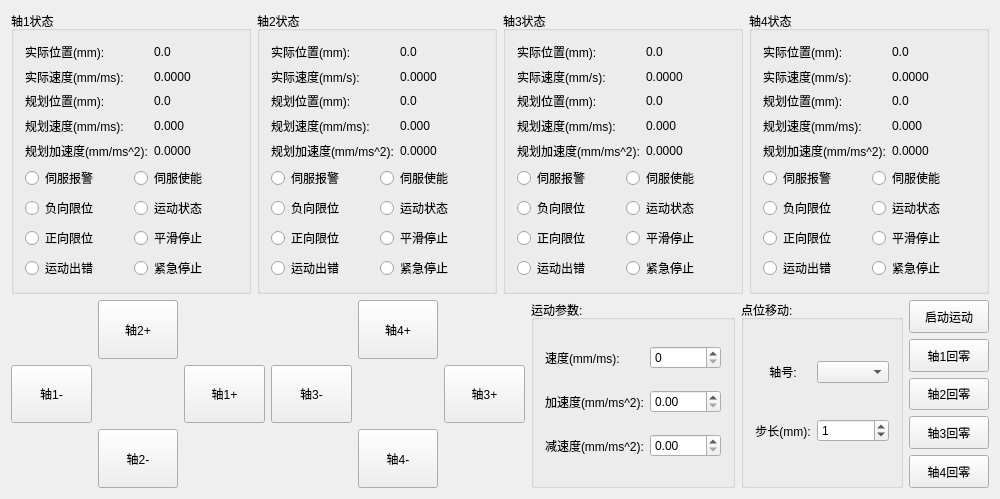
The window that GTSSimpleController/Widget/MasterControlWidget.ui (whisper512/GTS) describes before a commit, drawn with Qt 5.
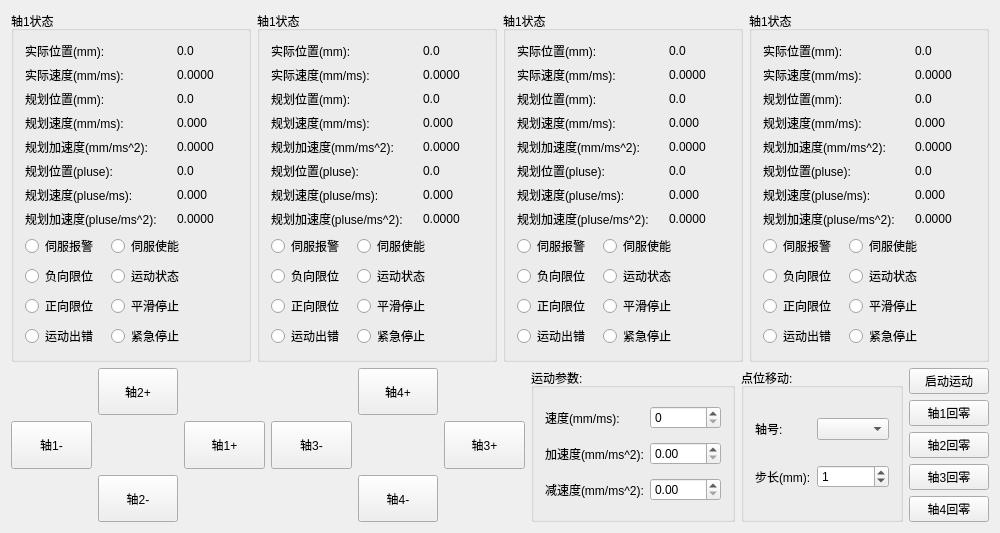
The same window after the commit.

Patch:
```diff
--- a/GTSSimpleController/Widget/MasterControlWidget.ui
+++ b/GTSSimpleController/Widget/MasterControlWidget.ui
@@ -13,7 +13,7 @@
   <property name="windowTitle">
    <string>CMasterControlWidget</string>
   </property>
-  <layout class="QVBoxLayout" name="verticalLayout_3" stretch="3,2">
+  <layout class="QVBoxLayout" name="verticalLayout" stretch="2,1">
    <item>
     <layout class="QHBoxLayout" name="horizontalLayout_2">
      <item>
@@ -21,37 +21,35 @@
        <property name="title">
         <string>轴1状态</string>
        </property>
-       <layout class="QVBoxLayout" name="verticalLayout" stretch="7,3">
-        <item>
          <layout class="QGridLayout" name="gridLayout">
-          <item row="2" column="1">
-           <widget class="QLabel" name="label_tgtPosData1">
+        <item row="0" column="0">
+         <widget class="QLabel" name="label_actPos1">
             <property name="text">
-             <string>0.0</string>
+           <string>实际位置(mm):</string>
             </property>
            </widget>
           </item>
-          <item row="0" column="1">
+        <item row="0" column="2">
            <widget class="QLabel" name="label_actPosData1">
             <property name="text">
              <string>0.0</string>
             </property>
            </widget>
           </item>
-          <item row="1" column="1">
+        <item row="1" column="0" colspan="2">
+         <widget class="QLabel" name="label_actVel1">
+          <property name="text">
+           <string>实际速度(mm/ms):</string>
+          </property>
+         </widget>
+        </item>
+        <item row="1" column="2">
            <widget class="QLabel" name="label_actVelData1">
             <property name="text">
              <string>0.0000</string>
             </property>
            </widget>
           </item>
-          <item row="4" column="1">
-           <widget class="QLabel" name="label_tgtAccData1">
-            <property name="text">
-             <string>0.0000</string>
-            </property>
-           </widget>
-          </item>
           <item row="2" column="0">
            <widget class="QLabel" name="label_tgtPos1">
             <property name="text">
@@ -59,95 +57,133 @@
             </property>
            </widget>
           </item>
-          <item row="3" column="0">
+        <item row="2" column="2">
+         <widget class="QLabel" name="label_tgtPosData1">
+          <property name="text">
+           <string>0.0</string>
+          </property>
+         </widget>
+        </item>
+        <item row="3" column="0" colspan="2">
            <widget class="QLabel" name="label_tgtVel1">
             <property name="text">
              <string>规划速度(mm/ms):</string>
             </property>
            </widget>
           </item>
-          <item row="0" column="0">
-           <widget class="QLabel" name="label_actPos1">
-            <property name="text">
-             <string>实际位置(mm):</string>
-            </property>
-           </widget>
-          </item>
-          <item row="4" column="0">
-           <widget class="QLabel" name="label_tgtAcc1">
-            <property name="text">
-             <string>规划加速度(mm/ms^2):</string>
-            </property>
-           </widget>
-          </item>
-          <item row="3" column="1">
+        <item row="3" column="2">
            <widget class="QLabel" name="label_tgtVelData1">
             <property name="text">
              <string>0.000</string>
             </property>
            </widget>
           </item>
-          <item row="1" column="0">
-           <widget class="QLabel" name="label_actVel1">
+        <item row="4" column="0" colspan="2">
+         <widget class="QLabel" name="label_tgtAcc1">
             <property name="text">
-             <string>实际速度(mm/ms):</string>
+           <string>规划加速度(mm/ms^2):</string>
             </property>
            </widget>
           </item>
-         </layout>
+        <item row="4" column="2">
+         <widget class="QLabel" name="label_tgtAccData1">
+          <property name="text">
+           <string>0.0000</string>
+          </property>
+         </widget>
         </item>
-        <item>
-         <layout class="QGridLayout" name="gridLayout_3">
-          <item row="0" column="0">
+        <item row="5" column="0" colspan="2">
+         <widget class="QLabel" name="label_tgtPosPluse1">
+          <property name="text">
+           <string>规划位置(pluse):</string>
+          </property>
+         </widget>
+        </item>
+        <item row="5" column="2">
+         <widget class="QLabel" name="label_tgtPosDataPluse1">
+          <property name="text">
+           <string>0.0</string>
+          </property>
+         </widget>
+        </item>
+        <item row="6" column="0" colspan="2">
+         <widget class="QLabel" name="label_tgtVelPluse1">
+          <property name="text">
+           <string>规划速度(pluse/ms):</string>
+          </property>
+         </widget>
+        </item>
+        <item row="6" column="2">
+         <widget class="QLabel" name="label_tgtVelDataPluse1">
+          <property name="text">
+           <string>0.000</string>
+          </property>
+         </widget>
+        </item>
+        <item row="7" column="0" colspan="2">
+         <widget class="QLabel" name="label_tgtAccPluse1">
+          <property name="text">
+           <string>规划加速度(pluse/ms^2):</string>
+          </property>
+         </widget>
+        </item>
+        <item row="7" column="2">
+         <widget class="QLabel" name="label_tgtAccDataPluse1">
+          <property name="text">
+           <string>0.0000</string>
+          </property>
+         </widget>
+        </item>
+        <item row="8" column="0">
            <widget class="QRadioButton" name="radioButton_sevorAlarm1">
             <property name="text">
              <string>伺服报警</string>
             </property>
            </widget>
           </item>
-          <item row="0" column="1">
+        <item row="8" column="1" colspan="2">
            <widget class="QRadioButton" name="radioButton_servoEnable1">
             <property name="text">
              <string>伺服使能</string>
             </property>
            </widget>
           </item>
-          <item row="1" column="0">
+        <item row="9" column="0">
            <widget class="QRadioButton" name="radioButton_nLimit1">
             <property name="text">
              <string>负向限位</string>
             </property>
            </widget>
           </item>
-          <item row="1" column="1">
+        <item row="9" column="1" colspan="2">
            <widget class="QRadioButton" name="radioButton_motionSts1">
             <property name="text">
              <string>运动状态</string>
             </property>
            </widget>
           </item>
-          <item row="2" column="0">
+        <item row="10" column="0">
            <widget class="QRadioButton" name="radioButton_pLimit1">
             <property name="text">
              <string>正向限位</string>
             </property>
            </widget>
           </item>
-          <item row="2" column="1">
+        <item row="10" column="1" colspan="2">
            <widget class="QRadioButton" name="radioButton_smoothStop1">
             <property name="text">
              <string>平滑停止</string>
             </property>
            </widget>
           </item>
-          <item row="3" column="0">
+        <item row="11" column="0">
            <widget class="QRadioButton" name="radioButton_motionErr1">
             <property name="text">
              <string>运动出错</string>
             </property>
            </widget>
           </item>
-          <item row="3" column="1">
+        <item row="11" column="1" colspan="2">
            <widget class="QRadioButton" name="radioButton_eStop1">
             <property name="text">
              <string>紧急停止</string>
@@ -155,142 +191,176 @@
            </widget>
           </item>
          </layout>
-        </item>
-       </layout>
       </widget>
      </item>
      <item>
       <widget class="QGroupBox" name="groupBox_AxisState2">
        <property name="title">
-        <string>轴2状态</string>
+        <string>轴1状态</string>
        </property>
-       <layout class="QVBoxLayout" name="verticalLayout_5" stretch="7,3">
-        <item>
-         <layout class="QGridLayout" name="gridLayout_4">
-          <item row="0" column="1">
+       <layout class="QGridLayout" name="gridLayout_3">
+        <item row="0" column="0">
+         <widget class="QLabel" name="label_actPos2">
+          <property name="text">
+           <string>实际位置(mm):</string>
+          </property>
+         </widget>
+        </item>
+        <item row="0" column="2">
            <widget class="QLabel" name="label_actPosData2">
             <property name="text">
              <string>0.0</string>
             </property>
            </widget>
           </item>
-          <item row="3" column="0">
+        <item row="1" column="0" colspan="2">
+         <widget class="QLabel" name="label_actVel2">
+          <property name="text">
+           <string>实际速度(mm/ms):</string>
+          </property>
+         </widget>
+        </item>
+        <item row="1" column="2">
+         <widget class="QLabel" name="label_actVelData2">
+          <property name="text">
+           <string>0.0000</string>
+          </property>
+         </widget>
+        </item>
+        <item row="2" column="0">
+         <widget class="QLabel" name="label_tgtPos12">
+          <property name="text">
+           <string>规划位置(mm):</string>
+          </property>
+         </widget>
+        </item>
+        <item row="2" column="2">
+         <widget class="QLabel" name="label_tgtPosData2">
+          <property name="text">
+           <string>0.0</string>
+          </property>
+         </widget>
+        </item>
+        <item row="3" column="0" colspan="2">
            <widget class="QLabel" name="label_tgtVel2">
             <property name="text">
              <string>规划速度(mm/ms):</string>
             </property>
            </widget>
           </item>
-          <item row="3" column="1">
+        <item row="3" column="2">
            <widget class="QLabel" name="label_tgtVelData2">
             <property name="text">
              <string>0.000</string>
             </property>
            </widget>
           </item>
-          <item row="1" column="1">
-           <widget class="QLabel" name="label_actVelData2">
-            <property name="text">
-             <string>0.0000</string>
-            </property>
-           </widget>
-          </item>
-          <item row="4" column="0">
+        <item row="4" column="0" colspan="2">
            <widget class="QLabel" name="label_tgtAcc2">
             <property name="text">
              <string>规划加速度(mm/ms^2):</string>
             </property>
            </widget>
           </item>
-          <item row="2" column="0">
-           <widget class="QLabel" name="label_tgtPos2">
-            <property name="text">
-             <string>规划位置(mm):</string>
-            </property>
-           </widget>
-          </item>
-          <item row="0" column="0">
-           <widget class="QLabel" name="label_actPos2">
-            <property name="text">
-             <string>实际位置(mm):</string>
-            </property>
-           </widget>
-          </item>
-          <item row="2" column="1">
-           <widget class="QLabel" name="label_tgtPosData2">
-            <property name="text">
-             <string>0.0</string>
-            </property>
-           </widget>
-          </item>
-          <item row="1" column="0">
-           <widget class="QLabel" name="label_actVel2">
-            <property name="text">
-             <string>实际速度(mm/s):</string>
-            </property>
-           </widget>
-          </item>
-          <item row="4" column="1">
+        <item row="4" column="2">
            <widget class="QLabel" name="label_tgtAccData2">
             <property name="text">
              <string>0.0000</string>
             </property>
            </widget>
           </item>
-         </layout>
+        <item row="5" column="0" colspan="2">
+         <widget class="QLabel" name="label_tgtPosPluse2">
+          <property name="text">
+           <string>规划位置(pluse):</string>
+          </property>
+         </widget>
         </item>
-        <item>
-         <layout class="QGridLayout" name="gridLayout_6">
-          <item row="0" column="0">
+        <item row="5" column="2">
+         <widget class="QLabel" name="label_tgtPosDataPluse2">
+          <property name="text">
+           <string>0.0</string>
+          </property>
+         </widget>
+        </item>
+        <item row="6" column="0" colspan="2">
+         <widget class="QLabel" name="label_tgtVelPluse2">
+          <property name="text">
+           <string>规划速度(pluse/ms):</string>
+          </property>
+         </widget>
+        </item>
+        <item row="6" column="2">
+         <widget class="QLabel" name="label_tgtVelDataPluse2">
+          <property name="text">
+           <string>0.000</string>
+          </property>
+         </widget>
+        </item>
+        <item row="7" column="0" colspan="2">
+         <widget class="QLabel" name="label_tgtAccPluse2">
+          <property name="text">
+           <string>规划加速度(pluse/ms^2):</string>
+          </property>
+         </widget>
+        </item>
+        <item row="7" column="2">
+         <widget class="QLabel" name="label_tgtAccDataPluse2">
+          <property name="text">
+           <string>0.0000</string>
+          </property>
+         </widget>
+        </item>
+        <item row="8" column="0">
            <widget class="QRadioButton" name="radioButton_sevorAlarm2">
             <property name="text">
              <string>伺服报警</string>
             </property>
            </widget>
           </item>
-          <item row="0" column="1">
+        <item row="8" column="1" colspan="2">
            <widget class="QRadioButton" name="radioButton_servoEnable2">
             <property name="text">
              <string>伺服使能</string>
             </property>
            </widget>
           </item>
-          <item row="1" column="0">
+        <item row="9" column="0">
            <widget class="QRadioButton" name="radioButton_nLimit2">
             <property name="text">
              <string>负向限位</string>
             </property>
            </widget>
           </item>
-          <item row="1" column="1">
+        <item row="9" column="1" colspan="2">
            <widget class="QRadioButton" name="radioButton_motionSts2">
             <property name="text">
              <string>运动状态</string>
             </property>
            </widget>
           </item>
-          <item row="2" column="0">
+        <item row="10" column="0">
            <widget class="QRadioButton" name="radioButton_pLimit2">
             <property name="text">
              <string>正向限位</string>
             </property>
            </widget>
           </item>
-          <item row="2" column="1">
+        <item row="10" column="1" colspan="2">
            <widget class="QRadioButton" name="radioButton_smoothStop2">
             <property name="text">
              <string>平滑停止</string>
             </property>
            </widget>
           </item>
-          <item row="3" column="0">
+        <item row="11" column="0">
            <widget class="QRadioButton" name="radioButton_motionErr2">
             <property name="text">
              <string>运动出错</string>
             </property>
            </widget>
           </item>
-          <item row="3" column="1">
+        <item row="11" column="1" colspan="2">
            <widget class="QRadioButton" name="radioButton_eStop2">
             <property name="text">
              <string>紧急停止</string>
@@ -298,25 +368,14 @@
            </widget>
           </item>
          </layout>
-        </item>
-       </layout>
       </widget>
      </item>
      <item>
       <widget class="QGroupBox" name="groupBox_AxisState3">
        <property name="title">
-        <string>轴3状态</string>
+        <string>轴1状态</string>
        </property>
-       <layout class="QVBoxLayout" name="verticalLayout_6" stretch="7,3">
-        <item>
-         <layout class="QGridLayout" name="gridLayout_7">
-          <item row="2" column="0">
-           <widget class="QLabel" name="label_tgtPos3">
-            <property name="text">
-             <string>规划位置(mm):</string>
-            </property>
-           </widget>
-          </item>
+       <layout class="QGridLayout" name="gridLayout_4">
           <item row="0" column="0">
            <widget class="QLabel" name="label_actPos3">
             <property name="text">
@@ -324,116 +383,161 @@
             </property>
            </widget>
           </item>
-          <item row="3" column="1">
-           <widget class="QLabel" name="label_tgtVelData3">
+        <item row="0" column="2">
+         <widget class="QLabel" name="label_actPosData3">
             <property name="text">
-             <string>0.000</string>
+           <string>0.0</string>
             </property>
            </widget>
           </item>
-          <item row="1" column="1">
+        <item row="1" column="0" colspan="2">
+         <widget class="QLabel" name="label_actVel3">
+          <property name="text">
+           <string>实际速度(mm/ms):</string>
+          </property>
+         </widget>
+        </item>
+        <item row="1" column="2">
            <widget class="QLabel" name="label_actVelData3">
             <property name="text">
              <string>0.0000</string>
             </property>
            </widget>
           </item>
-          <item row="4" column="0">
+        <item row="2" column="0">
+         <widget class="QLabel" name="label_tgtPos3">
+          <property name="text">
+           <string>规划位置(mm):</string>
+          </property>
+         </widget>
+        </item>
+        <item row="2" column="2">
+         <widget class="QLabel" name="label_tgtPosData3">
+          <property name="text">
+           <string>0.0</string>
+          </property>
+         </widget>
+        </item>
+        <item row="3" column="0" colspan="2">
+         <widget class="QLabel" name="label_tgtVel3">
+          <property name="text">
+           <string>规划速度(mm/ms):</string>
+          </property>
+         </widget>
+        </item>
+        <item row="3" column="2">
+         <widget class="QLabel" name="label_tgtVelData3">
+          <property name="text">
+           <string>0.000</string>
+          </property>
+         </widget>
+        </item>
+        <item row="4" column="0" colspan="2">
            <widget class="QLabel" name="label_tgtAcc3">
             <property name="text">
              <string>规划加速度(mm/ms^2):</string>
             </property>
            </widget>
           </item>
-          <item row="4" column="1">
+        <item row="4" column="2">
            <widget class="QLabel" name="label_tgtAccData3">
             <property name="text">
              <string>0.0000</string>
             </property>
            </widget>
           </item>
-          <item row="3" column="0">
-           <widget class="QLabel" name="label_tgtVel3">
+        <item row="5" column="0" colspan="2">
+         <widget class="QLabel" name="label_tgtPosPluse3">
             <property name="text">
-             <string>规划速度(mm/ms):</string>
+           <string>规划位置(pluse):</string>
             </property>
            </widget>
           </item>
-          <item row="0" column="1">
-           <widget class="QLabel" name="label_actPosData3">
+        <item row="5" column="2">
+         <widget class="QLabel" name="label_tgtPosDataPluse3">
             <property name="text">
              <string>0.0</string>
             </property>
            </widget>
           </item>
-          <item row="2" column="1">
-           <widget class="QLabel" name="label_tgtPosData3">
+        <item row="6" column="0" colspan="2">
+         <widget class="QLabel" name="label_tgtVelPluse3">
             <property name="text">
-             <string>0.0</string>
+           <string>规划速度(pluse/ms):</string>
             </property>
            </widget>
           </item>
-          <item row="1" column="0">
-           <widget class="QLabel" name="label_actVel3">
+        <item row="6" column="2">
+         <widget class="QLabel" name="label_tgtVelDataPluse3">
             <property name="text">
-             <string>实际速度(mm/s):</string>
+           <string>0.000</string>
             </property>
            </widget>
           </item>
-         </layout>
+        <item row="7" column="0" colspan="2">
+         <widget class="QLabel" name="label_tgtAccPluse3">
+          <property name="text">
+           <string>规划加速度(pluse/ms^2):</string>
+          </property>
+         </widget>
         </item>
-        <item>
-         <layout class="QGridLayout" name="gridLayout_8">
-          <item row="0" column="0">
+        <item row="7" column="2">
+         <widget class="QLabel" name="label_tgtAccDataPluse3">
+          <property name="text">
+           <string>0.0000</string>
+          </property>
+         </widget>
+        </item>
+        <item row="8" column="0">
            <widget class="QRadioButton" name="radioButton_sevorAlarm3">
             <property name="text">
              <string>伺服报警</string>
             </property>
            </widget>
           </item>
-          <item row="0" column="1">
+        <item row="8" column="1" colspan="2">
            <widget class="QRadioButton" name="radioButton_servoEnable3">
             <property name="text">
              <string>伺服使能</string>
             </property>
            </widget>
           </item>
-          <item row="1" column="0">
+        <item row="9" column="0">
            <widget class="QRadioButton" name="radioButton_nLimit3">
             <property name="text">
              <string>负向限位</string>
             </property>
            </widget>
           </item>
-          <item row="1" column="1">
+        <item row="9" column="1" colspan="2">
            <widget class="QRadioButton" name="radioButton_motionSts3">
             <property name="text">
              <string>运动状态</string>
             </property>
            </widget>
           </item>
-          <item row="2" column="0">
+        <item row="10" column="0">
            <widget class="QRadioButton" name="radioButton_pLimit3">
             <property name="text">
              <string>正向限位</string>
             </property>
            </widget>
           </item>
-          <item row="2" column="1">
+        <item row="10" column="1" colspan="2">
            <widget class="QRadioButton" name="radioButton_smoothStop3">
             <property name="text">
              <string>平滑停止</string>
             </property>
            </widget>
           </item>
-          <item row="3" column="0">
+        <item row="11" column="0">
            <widget class="QRadioButton" name="radioButton_motionErr3">
             <property name="text">
              <string>运动出错</string>
             </property>
            </widget>
           </item>
-          <item row="3" column="1">
+        <item row="11" column="1" colspan="2">
            <widget class="QRadioButton" name="radioButton_eStop3">
             <property name="text">
              <string>紧急停止</string>
@@ -441,43 +545,39 @@
            </widget>
           </item>
          </layout>
-        </item>
-       </layout>
       </widget>
      </item>
      <item>
       <widget class="QGroupBox" name="groupBox_AxisState4">
        <property name="title">
-        <string>轴4状态</string>
+        <string>轴1状态</string>
        </property>
-       <layout class="QVBoxLayout" name="verticalLayout_7" stretch="7,3">
-        <item>
-         <layout class="QGridLayout" name="gridLayout_10">
-          <item row="1" column="1">
-           <widget class="QLabel" name="label_actVelData4">
+       <layout class="QGridLayout" name="gridLayout_6">
+        <item row="0" column="0">
+         <widget class="QLabel" name="label_actPos4">
             <property name="text">
-             <string>0.0000</string>
+           <string>实际位置(mm):</string>
             </property>
            </widget>
           </item>
-          <item row="4" column="0">
-           <widget class="QLabel" name="label_tgtAcc4">
+        <item row="0" column="2">
+         <widget class="QLabel" name="label_actPosData4">
             <property name="text">
-             <string>规划加速度(mm/ms^2):</string>
+           <string>0.0</string>
             </property>
            </widget>
           </item>
-          <item row="3" column="1">
-           <widget class="QLabel" name="label_tgtVelData4">
-            <property name="text">
-             <string>0.000</string>
-            </property>
-           </widget>
-          </item>
-          <item row="1" column="0">
+        <item row="1" column="0" colspan="2">
            <widget class="QLabel" name="label_actVel4">
             <property name="text">
-             <string>实际速度(mm/s):</string>
+           <string>实际速度(mm/ms):</string>
+          </property>
+         </widget>
+        </item>
+        <item row="1" column="2">
+         <widget class="QLabel" name="label_actVelData4">
+          <property name="text">
+           <string>0.0000</string>
             </property>
            </widget>
           </item>
@@ -488,95 +588,133 @@
             </property>
            </widget>
           </item>
-          <item row="2" column="1">
+        <item row="2" column="2">
            <widget class="QLabel" name="label_tgtPosData4">
             <property name="text">
              <string>0.0</string>
             </property>
            </widget>
           </item>
-          <item row="3" column="0">
+        <item row="3" column="0" colspan="2">
            <widget class="QLabel" name="label_tgtVel4">
             <property name="text">
              <string>规划速度(mm/ms):</string>
             </property>
            </widget>
           </item>
-          <item row="0" column="0">
-           <widget class="QLabel" name="label_actPos4">
+        <item row="3" column="2">
+         <widget class="QLabel" name="label_tgtVelData4">
             <property name="text">
-             <string>实际位置(mm):</string>
+           <string>0.000</string>
             </property>
            </widget>
           </item>
-          <item row="0" column="1">
-           <widget class="QLabel" name="label_actPosData4">
+        <item row="4" column="0" colspan="2">
+         <widget class="QLabel" name="label_tgtAcc4">
             <property name="text">
-             <string>0.0</string>
+           <string>规划加速度(mm/ms^2):</string>
             </property>
            </widget>
           </item>
-          <item row="4" column="1">
+        <item row="4" column="2">
            <widget class="QLabel" name="label_tgtAccData4">
             <property name="text">
              <string>0.0000</string>
             </property>
            </widget>
           </item>
-         </layout>
+        <item row="5" column="0" colspan="2">
+         <widget class="QLabel" name="label_tgtPosPluse4">
+          <property name="text">
+           <string>规划位置(pluse):</string>
+          </property>
+         </widget>
         </item>
-        <item>
-         <layout class="QGridLayout" name="gridLayout_11">
-          <item row="0" column="0">
+        <item row="5" column="2">
+         <widget class="QLabel" name="label_tgtPosDataPluse4">
+          <property name="text">
+           <string>0.0</string>
+          </property>
+         </widget>
+        </item>
+        <item row="6" column="0" colspan="2">
+         <widget class="QLabel" name="label_tgtVelPluse4">
+          <property name="text">
+           <string>规划速度(pluse/ms):</string>
+          </property>
+         </widget>
+        </item>
+        <item row="6" column="2">
+         <widget class="QLabel" name="label_tgtVelDataPluse4">
+          <property name="text">
+           <string>0.000</string>
+          </property>
+         </widget>
+        </item>
+        <item row="7" column="0" colspan="2">
+         <widget class="QLabel" name="label_tgtAccPluse4">
+          <property name="text">
+           <string>规划加速度(pluse/ms^2):</string>
+          </property>
+         </widget>
+        </item>
+        <item row="7" column="2">
+         <widget class="QLabel" name="label_tgtAccDataPluse4">
+          <property name="text">
+           <string>0.0000</string>
+          </property>
+         </widget>
+        </item>
+        <item row="8" column="0">
            <widget class="QRadioButton" name="radioButton_sevorAlarm4">
             <property name="text">
              <string>伺服报警</string>
             </property>
            </widget>
           </item>
-          <item row="0" column="1">
+        <item row="8" column="1" colspan="2">
            <widget class="QRadioButton" name="radioButton_servoEnable4">
             <property name="text">
              <string>伺服使能</string>
             </property>
            </widget>
           </item>
-          <item row="1" column="0">
+        <item row="9" column="0">
            <widget class="QRadioButton" name="radioButton_nLimit4">
             <property name="text">
              <string>负向限位</string>
             </property>
            </widget>
           </item>
-          <item row="1" column="1">
+        <item row="9" column="1" colspan="2">
            <widget class="QRadioButton" name="radioButton_motionSts4">
             <property name="text">
              <string>运动状态</string>
             </property>
            </widget>
           </item>
-          <item row="2" column="0">
+        <item row="10" column="0">
            <widget class="QRadioButton" name="radioButton_pLimit4">
             <property name="text">
              <string>正向限位</string>
             </property>
            </widget>
           </item>
-          <item row="2" column="1">
+        <item row="10" column="1" colspan="2">
            <widget class="QRadioButton" name="radioButton_smoothStop4">
             <property name="text">
              <string>平滑停止</string>
             </property>
            </widget>
           </item>
-          <item row="3" column="0">
+        <item row="11" column="0">
            <widget class="QRadioButton" name="radioButton_motionErr4">
             <property name="text">
              <string>运动出错</string>
             </property>
            </widget>
           </item>
-          <item row="3" column="1">
+        <item row="11" column="1" colspan="2">
            <widget class="QRadioButton" name="radioButton_eStop4">
             <property name="text">
              <string>紧急停止</string>
@@ -584,8 +722,6 @@
            </widget>
           </item>
          </layout>
-        </item>
-       </layout>
       </widget>
      </item>
     </layout>
@@ -768,9 +904,6 @@
           <property name="text">
            <string>轴号:</string>
           </property>
-          <property name="alignment">
-           <set>Qt::AlignmentFlag::AlignCenter</set>
-          </property>
          </widget>
         </item>
         <item row="1" column="1">
@@ -791,9 +924,6 @@
           <property name="text">
            <string>步长(mm):</string>
           </property>
-          <property name="alignment">
-           <set>Qt::AlignmentFlag::AlignCenter</set>
-          </property>
          </widget>
         </item>
        </layout>
```
Left out of the diff: 2 changed lines with no effect on the pictures. Lines whose indentation alone changed are shown as unchanged.
